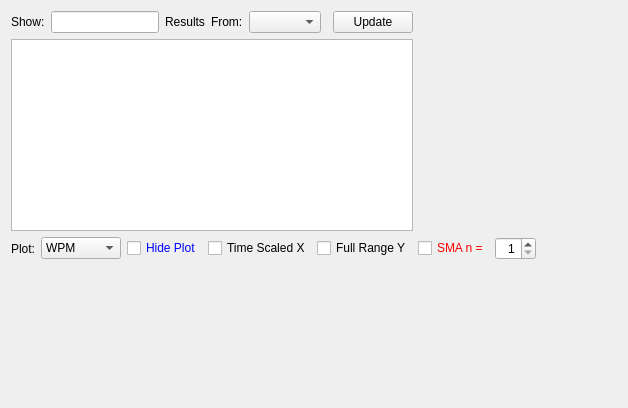
The window that performancehistory.ui (coryo/amphetype2) describes before a commit, drawn with Qt 5.
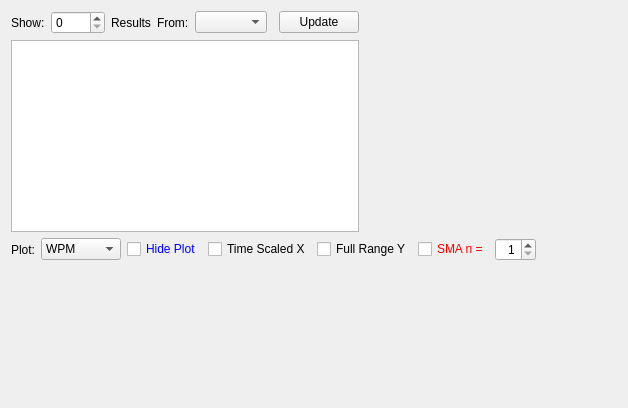
The same window after the commit. Custom widgets are drawn as their Qt base class.

Diff of the .ui file:
```diff
--- a/performancehistory.ui
+++ b/performancehistory.ui
@@ -44,16 +44,6 @@
           </property>
          </widget>
         </item>
-        <item row="0" column="1">
-         <widget class="QLineEdit" name="limitNumber">
-          <property name="sizePolicy">
-           <sizepolicy hsizetype="Minimum" vsizetype="Fixed">
-            <horstretch>0</horstretch>
-            <verstretch>0</verstretch>
-           </sizepolicy>
-          </property>
-         </widget>
-        </item>
         <item row="0" column="5">
          <spacer name="horizontalSpacer_3">
           <property name="orientation">
@@ -139,6 +129,13 @@
           </property>
          </spacer>
         </item>
+        <item row="0" column="1">
+         <widget class="QSpinBox" name="limitNumberSpinBox">
+          <property name="maximum">
+           <number>9999</number>
+          </property>
+         </widget>
+        </item>
        </layout>
       </item>
      </layout>
```
Left out of the diff: 15 changed lines with no effect on the pictures.
